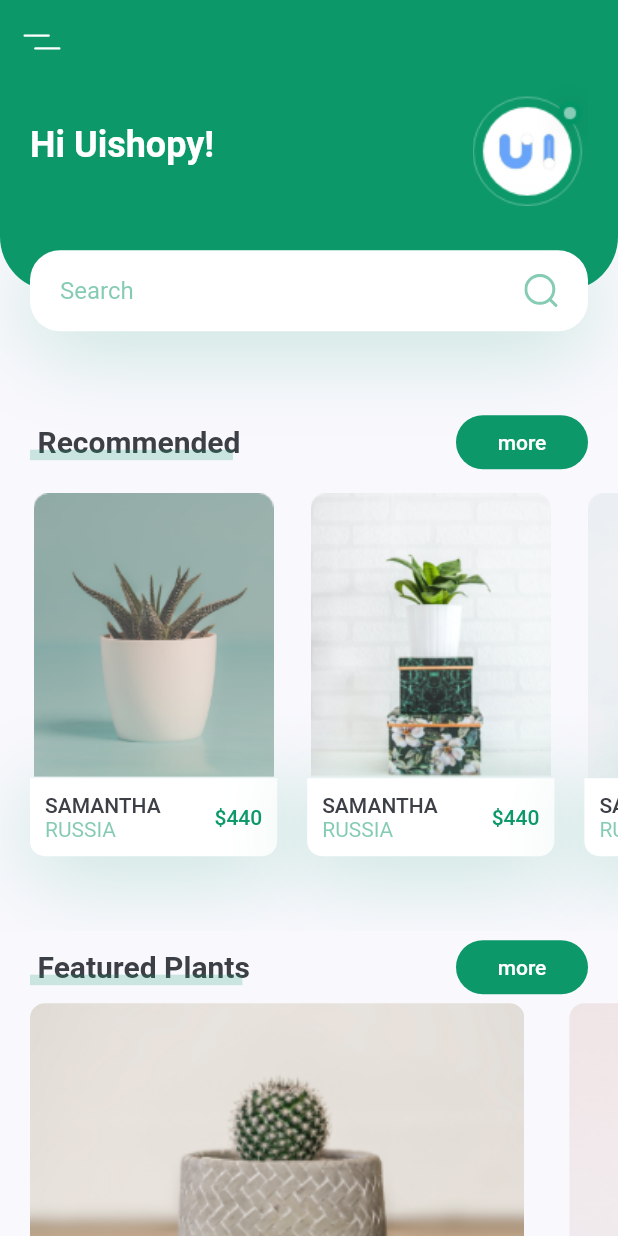
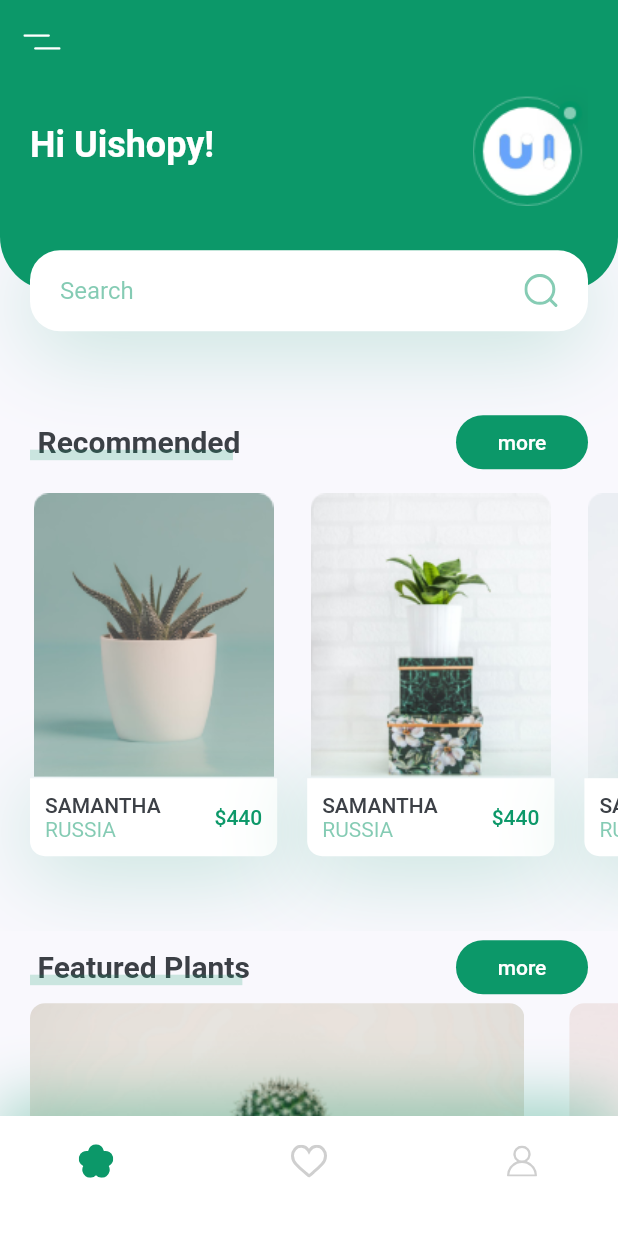
Before and after one commit to Ree-jp/Plant-App-Flutter-UI, a Flutter app: the screen it shows after launch, on a phone screen of 412 x 824 dp. Run offline on Flutter 3.47's test engine with Material 2 defaults, Android fonts, the phone set to English and light mode, and no system bars; our stand-ins replace flutter_svg.

Commit message:
6day MyBottomNavBer

```diff
--- /dev/null
+++ b/lib/components/my_bottom_nav_bar.dart
@@ -0,0 +1,43 @@
+import 'package:flutter/material.dart';
+import 'package:flutter_svg/flutter_svg.dart';
+import 'package:plant_app/constants.dart';
+
+class MyBottomNavBar extends StatelessWidget {
+  const MyBottomNavBar({
+    Key key,
+  }) : super(key: key);
+
+  @override
+  Widget build(BuildContext context) {
+    return Container(
+      padding: EdgeInsets.only(
+          left: kDefaultPadding * 2,
+          right: kDefaultPadding * 2,
+          bottom: kDefaultPadding),
+      height: 80,
+      decoration: BoxDecoration(color: Colors.white, boxShadow: [
+        BoxShadow(
+            offset: Offset(0, -10),
+            blurRadius: 35,
+            color: kPrimaryColor.withOpacity(0.38))
+      ]),
+      child: Row(
+        mainAxisAlignment: MainAxisAlignment.spaceBetween,
+        children: <Widget>[
+          IconButton(
+            icon: SvgPicture.asset("assets/icons/flower.svg"),
+            onPressed: () {},
+          ),
+          IconButton(
+            icon: SvgPicture.asset("assets/icons/heart-icon.svg"),
+            onPressed: () {},
+          ),
+          IconButton(
+            icon: SvgPicture.asset("assets/icons/user-icon.svg"),
+            onPressed: () {},
+          ),
+        ],
+      ),
+    );
+  }
+}
--- a/lib/screens/home/components/home_screen.dart
+++ b/lib/screens/home/components/home_screen.dart
@@ -1,14 +1,15 @@
 import 'package:flutter/material.dart';
 import 'package:flutter_svg/flutter_svg.dart';
 import 'package:plant_app/components/body.dart';
+import 'package:plant_app/components/my_bottom_nav_bar.dart';
 
 class HomeScreen extends StatelessWidget {
-
   @override
   Widget build(BuildContext context) {
     return Scaffold(
       appBar: buildAppBar(),
       body: Body(),
+      bottomNavigationBar: MyBottomNavBar(),
     );
   }
 
```
